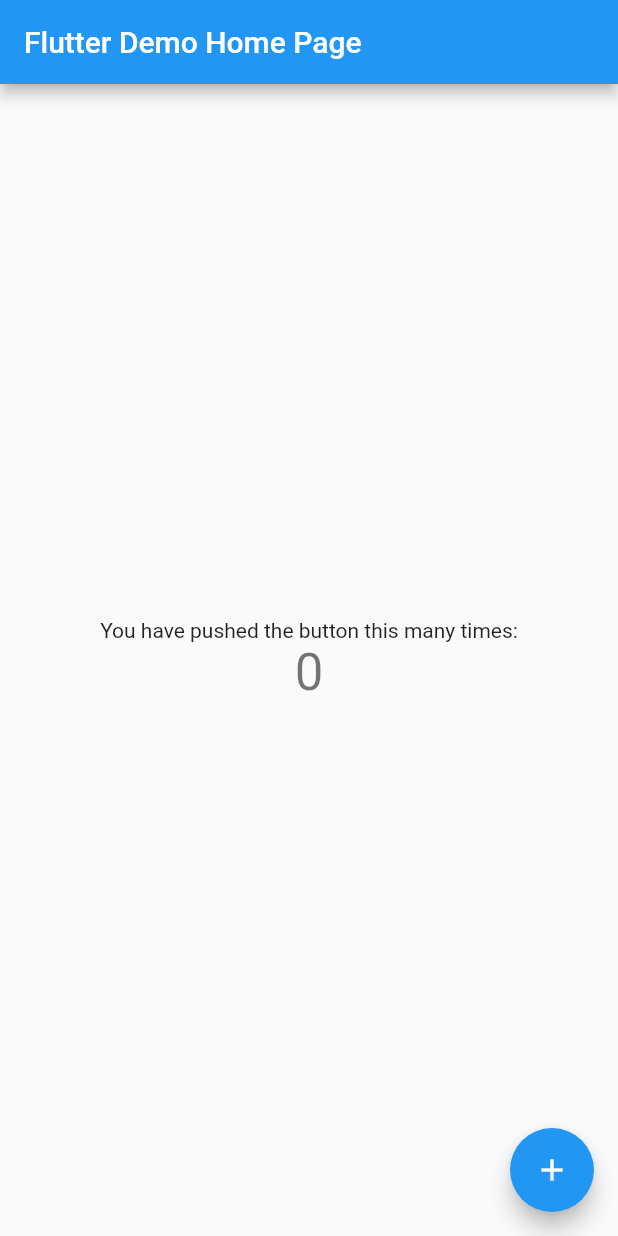
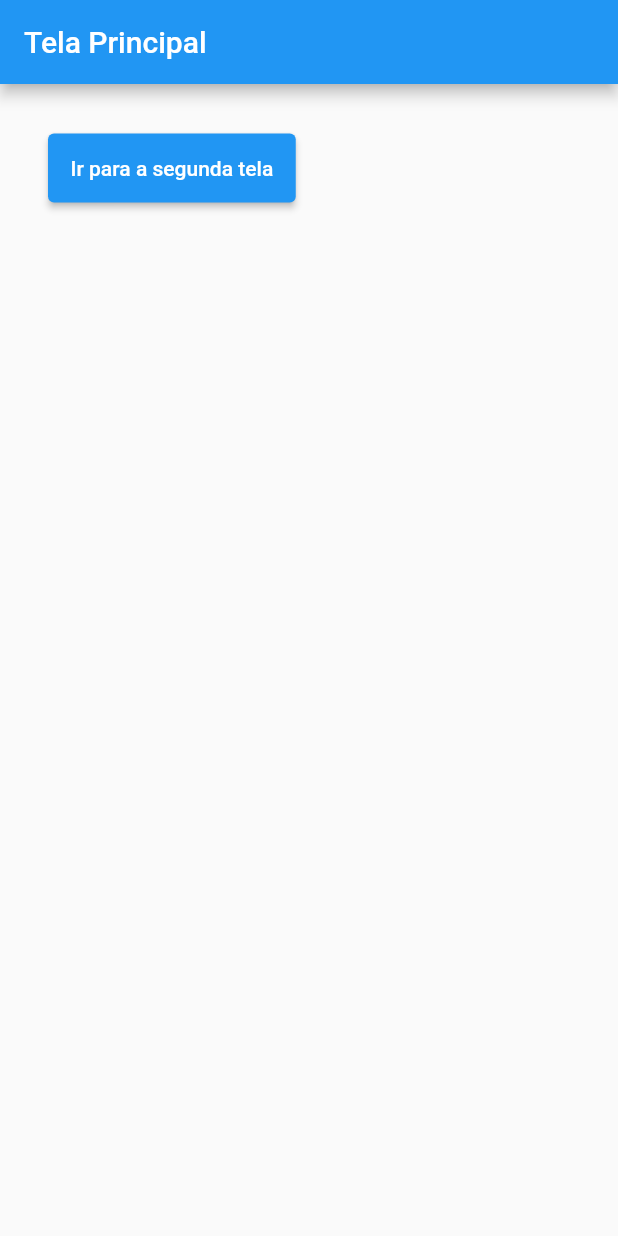
Before and after one commit to micheleascoli/curso-flutter, a Flutter app: the screen it shows after launch, on a phone screen of 412 x 824 dp. Run offline on Flutter 3.47's test engine with Material 2 defaults, Android fonts, the phone set to English and light mode, and no system bars; missing offline and left inert: dart:ffi.

Commit message:
criando a navegacao entre duas telas

```diff
--- /dev/null
+++ b/navegacao/lib/TelaPrincipal.dart
@@ -0,0 +1,40 @@
+import 'package:flutter/material.dart';
+import 'package:navegacao/TelaSecundaria.dart';
+
+class TelaPrincipal extends StatefulWidget {
+  const TelaPrincipal({Key? key}) : super(key: key);
+
+  @override
+  State<TelaPrincipal> createState() => _TelaPrincipalState();
+}
+
+class _TelaPrincipalState extends State<TelaPrincipal> {
+  @override
+  Widget build(BuildContext context) {
+    return Scaffold(
+      appBar: AppBar(
+        title: Text("Tela Principal"),
+        backgroundColor: Colors.blue,
+      ),
+      body: Container(
+        padding: EdgeInsets.all(32),
+        child: Column(
+          children: [
+            ElevatedButton(
+              onPressed: (){
+                Navigator.push(
+                   context,
+                    MaterialPageRoute(
+                        builder: (context) => TelaSecundaria()
+                    )
+                );
+              },
+              child: Text("Ir para a segunda tela"),
+              style: ElevatedButton.styleFrom(padding: EdgeInsets.all(15)),
+            )
+          ],
+        ),
+      ),
+    );
+  }
+}
--- a/navegacao/lib/main.dart
+++ b/navegacao/lib/main.dart
@@ -1,115 +1,8 @@
 import 'package:flutter/material.dart';
+import 'package:navegacao/TelaPrincipal.dart';
 
 void main() {
-  runApp(const MyApp());
+  runApp(MaterialApp(
+    home: TelaPrincipal(),
+  ));
 }
-
-class MyApp extends StatelessWidget {
-  const MyApp({super.key});
-
-  // This widget is the root of your application.
-  @override
-  Widget build(BuildContext context) {
-    return MaterialApp(
-      title: 'Flutter Demo',
-      theme: ThemeData(
-        // This is the theme of your application.
-        //
-        // Try running your application with "flutter run". You'll see the
-        // application has a blue toolbar. Then, without quitting the app, try
-        // changing the primarySwatch below to Colors.green and then invoke
-        // "hot reload" (press "r" in the console where you ran "flutter run",
-        // or simply save your changes to "hot reload" in a Flutter IDE).
-        // Notice that the counter didn't reset back to zero; the application
-        // is not restarted.
-        primarySwatch: Colors.blue,
-      ),
-      home: const MyHomePage(title: 'Flutter Demo Home Page'),
-    );
-  }
-}
-
-class MyHomePage extends StatefulWidget {
-  const MyHomePage({super.key, required this.title});
-
-  // This widget is the home page of your application. It is stateful, meaning
-  // that it has a State object (defined below) that contains fields that affect
-  // how it looks.
-
-  // This class is the configuration for the state. It holds the values (in this
-  // case the title) provided by the parent (in this case the App widget) and
-  // used by the build method of the State. Fields in a Widget subclass are
-  // always marked "final".
-
-  final String title;
-
-  @override
-  State<MyHomePage> createState() => _MyHomePageState();
-}
-
-class _MyHomePageState extends State<MyHomePage> {
-  int _counter = 0;
-
-  void _incrementCounter() {
-    setState(() {
-      // This call to setState tells the Flutter framework that something has
-      // changed in this State, which causes it to rerun the build method below
-      // so that the display can reflect the updated values. If we changed
-      // _counter without calling setState(), then the build method would not be
-      // called again, and so nothing would appear to happen.
-      _counter++;
-    });
-  }
-
-  @override
-  Widget build(BuildContext context) {
-    // This method is rerun every time setState is called, for instance as done
-    // by the _incrementCounter method above.
-    //
-    // The Flutter framework has been optimized to make rerunning build methods
-    // fast, so that you can just rebuild anything that needs updating rather
-    // than having to individually change instances of widgets.
-    return Scaffold(
-      appBar: AppBar(
-        // Here we take the value from the MyHomePage object that was created by
-        // the App.build method, and use it to set our appbar title.
-        title: Text(widget.title),
-      ),
-      body: Center(
-        // Center is a layout widget. It takes a single child and positions it
-        // in the middle of the parent.
-        child: Column(
-          // Column is also a layout widget. It takes a list of children and
-          // arranges them vertically. By default, it sizes itself to fit its
-          // children horizontally, and tries to be as tall as its parent.
-          //
-          // Invoke "debug painting" (press "p" in the console, choose the
-          // "Toggle Debug Paint" action from the Flutter Inspector in Android
-          // Studio, or the "Toggle Debug Paint" command in Visual Studio Code)
-          // to see the wireframe for each widget.
-          //
-          // Column has various properties to control how it sizes itself and
-          // how it positions its children. Here we use mainAxisAlignment to
-          // center the children vertically; the main axis here is the vertical
-          // axis because Columns are vertical (the cross axis would be
-          // horizontal).
-          mainAxisAlignment: MainAxisAlignment.center,
-          children: <Widget>[
-            const Text(
-              'You have pushed the button this many times:',
-            ),
-            Text(
-              '$_counter',
-              style: Theme.of(context).textTheme.headlineMedium,
-            ),
-          ],
-        ),
-      ),
-      floatingActionButton: FloatingActionButton(
-        onPressed: _incrementCounter,
-        tooltip: 'Increment',
-        child: const Icon(Icons.add),
-      ), // This trailing comma makes auto-formatting nicer for build methods.
-    );
-  }
-}
```
Also changed, not shown: navegacao/lib/TelaSecundaria.dart (added, +28 -0 lines).
